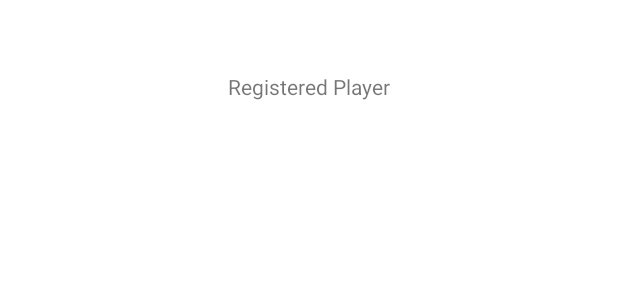
After one commit to LukasBoril/DedelidoApp, an Android app: the layout player_cell.xml on its own in the app's theme, with its tools: preview values and no code run, on a phone screen of 412 x 824 dp. The commit adds this screen. Shown: the top 300 px of the screen. Run offline under Robolectric (Android 15) with nearby library versions, the phone set to English and light mode, and no system bars; network calls fail.

Commit message:
commit to branch

```diff
--- a/app/src/main/res/layout/fragment_third.xml
+++ b/app/src/main/res/layout/fragment_third.xml
@@ -9,7 +9,7 @@
     <ListView
         android:id="@+id/list_players_f3"
         android:layout_width="wrap_content"
-        android:layout_height="wrap_content"
+        android:layout_height="100dp"
         android:layout_marginStart="1dp"
         android:layout_marginTop="52dp"
         app:layout_constraintEnd_toEndOf="parent"
--- /dev/null
+++ b/app/src/main/res/layout/player_cell.xml
@@ -0,0 +1,17 @@
+<?xml version="1.0" encoding="utf-8"?>
+<androidx.constraintlayout.widget.ConstraintLayout xmlns:android="http://schemas.android.com/apk/res/android"
+    xmlns:app="http://schemas.android.com/apk/res-auto"
+    xmlns:tools="http://schemas.android.com/tools"
+    android:layout_width="match_parent"
+    android:layout_height="match_parent">
+
+    <TextView
+        android:id="@+id/regPlayerList"
+        android:layout_width="wrap_content"
+        android:layout_height="wrap_content"
+        android:layout_marginTop="48dp"
+        android:text="Registered Player"
+        app:layout_constraintEnd_toEndOf="parent"
+        app:layout_constraintStart_toStartOf="parent"
+        app:layout_constraintTop_toTopOf="parent" />
+</androidx.constraintlayout.widget.ConstraintLayout>
```
Also changed, not shown: app/src/main/java/com/example/myapplication/PlayerAdapter.kt (added, +53 -0 lines).
